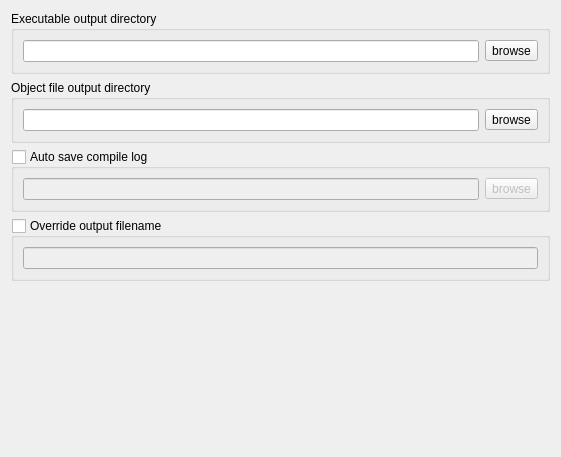
Old version of the form RedPandaIDE/settingsdialog/projectoutputwidget.ui in the repository royqh1979/RedPanda-CPP.
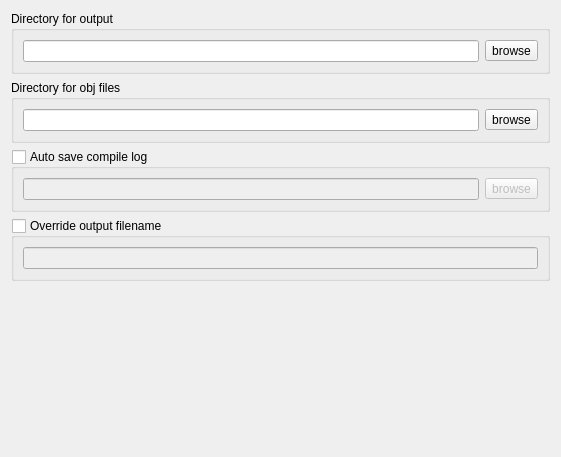
New version of the form.

```diff
--- a/RedPandaIDE/settingsdialog/projectoutputwidget.ui
+++ b/RedPandaIDE/settingsdialog/projectoutputwidget.ui
@@ -17,7 +17,7 @@
    <item>
     <widget class="QGroupBox" name="groupBox">
      <property name="title">
-      <string>Executable output directory</string>
+      <string>Directory for output</string>
      </property>
      <layout class="QHBoxLayout" name="horizontalLayout">
       <item>
@@ -36,7 +36,7 @@
    <item>
     <widget class="QGroupBox" name="groupBox_2">
      <property name="title">
-      <string>Object file output directory</string>
+      <string>Directory for obj files</string>
      </property>
      <layout class="QHBoxLayout" name="horizontalLayout_2">
       <item>
```
